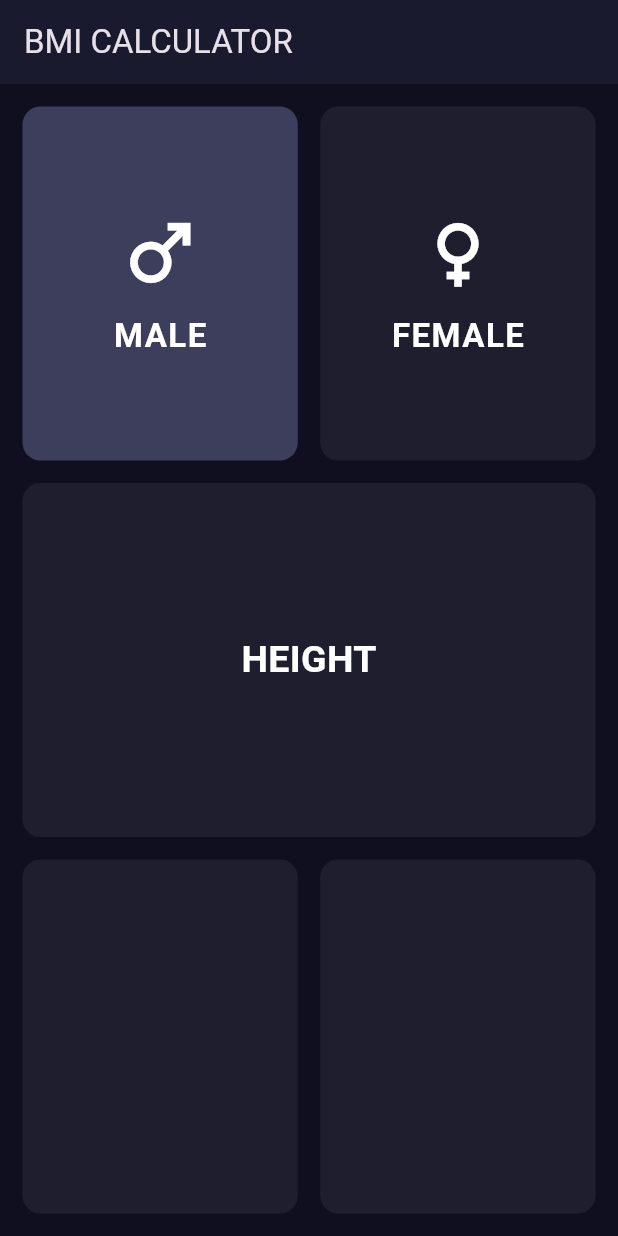
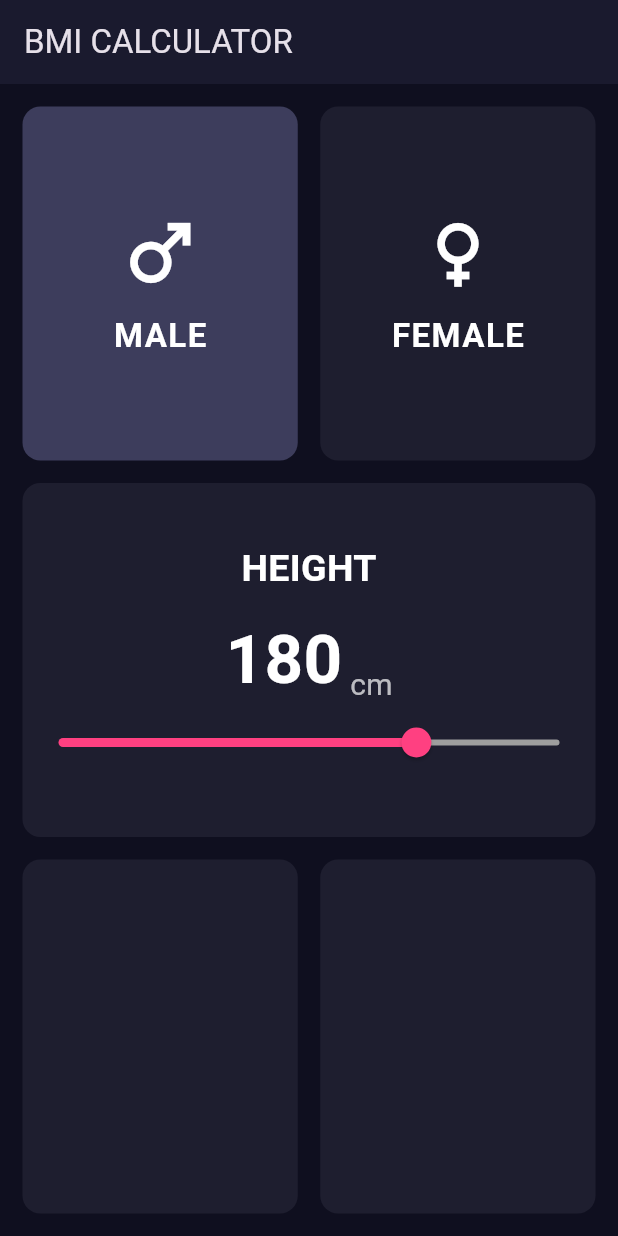
Before and after one commit to rayan1625/FA23-067-Rayan, a Flutter app: the screen it shows after launch, on a phone screen of 412 x 824 dp. Run offline on Flutter 3.47's test engine with Material 3 defaults, Android fonts, the phone set to English and light mode, and no system bars; our stand-ins replace google_fonts, math_expressions, shared_preferences, sqflite; accounts and stored records are empty.

Commit message:
Video 13
In this video, I updated the row 2 box and added slider for height.

```diff
--- a/bmi/lib/bmi_screen.dart
+++ b/bmi/lib/bmi_screen.dart
@@ -15,9 +15,8 @@ class BMIScreen extends StatefulWidget {
 class _BMIScreenState extends State<BMIScreen> {
   Gender selectedGender = Gender.male;
 
-  // ------------------------------
-  // 🔵 COMMON FUNCTION
-  // ------------------------------
+  int height = 180; // HEIGHT VALUE
+
   void selectGender(Gender gender) {
     setState(() {
       selectedGender = gender;
@@ -37,11 +36,12 @@ class _BMIScreenState extends State<BMIScreen> {
         child: Column(
           children: [
 
-            // MALE & FEMALE
+            // ------------------------------------------------------
+            // ROW 1 — MALE + FEMALE
+            // ------------------------------------------------------
             Expanded(
               child: Row(
                 children: [
-
                   Expanded(
                     child: RepeatTextAndIconWidget(
                       title: "MALE",
@@ -71,26 +71,73 @@ class _BMIScreenState extends State<BMIScreen> {
 
             const SizedBox(height: 15),
 
-            // ------------------------------
-            // ROW 2 → HEIGHT TEXT
-            // ------------------------------
+            // ------------------------------------------------------
+            // ROW 2 — HEIGHT + SLIDER
+            // ------------------------------------------------------
             Expanded(
               child: RepeatContainerCode(
-                child: Center(
-                  child: Text("HEIGHT", style: kHeightTextStyle),
+                child: Column(
+                  mainAxisAlignment: MainAxisAlignment.center,
+                  children: [
+                    Text("HEIGHT", style: kHeightTextStyle),
+
+                    const SizedBox(height: 10),
+
+                    Row(
+                      mainAxisAlignment: MainAxisAlignment.center,
+                      crossAxisAlignment: CrossAxisAlignment.end,
+                      children: [
+                        Text(
+                          height.toString(),
+                          style: const TextStyle(
+                            fontSize: 45,
+                            color: Colors.white,
+                            fontWeight: FontWeight.bold,
+                          ),
+                        ),
+                        const SizedBox(width: 5),
+                        const Text(
+                          "cm",
+                          style: TextStyle(
+                            fontSize: 20,
+                            color: Colors.white70,
+                          ),
+                        ),
+                      ],
+                    ),
+
+                    Slider(
+                      min: 80,
+                      max: 220,
+                      value: height.toDouble(),
+                      activeColor: Colors.pinkAccent,
+                      inactiveColor: Colors.grey,
+                      onChanged: (double newValue) {
+                        setState(() {
+                          height = newValue.round();
+                        });
+                      },
+                    )
+                  ],
                 ),
               ),
             ),
 
             const SizedBox(height: 15),
 
-            // LAST ROW (unchanged)
+            // ------------------------------------------------------
+            // ROW 3 — 2 EMPTY BOXES
+            // ------------------------------------------------------
             Expanded(
               child: Row(
                 children: const [
-                  Expanded(child: RepeatContainerCode()),
+                  Expanded(
+                    child: RepeatContainerCode(),
+                  ),
                   SizedBox(width: 15),
-                  Expanded(child: RepeatContainerCode()),
+                  Expanded(
+                    child: RepeatContainerCode(),
+                  ),
                 ],
               ),
             ),
```
